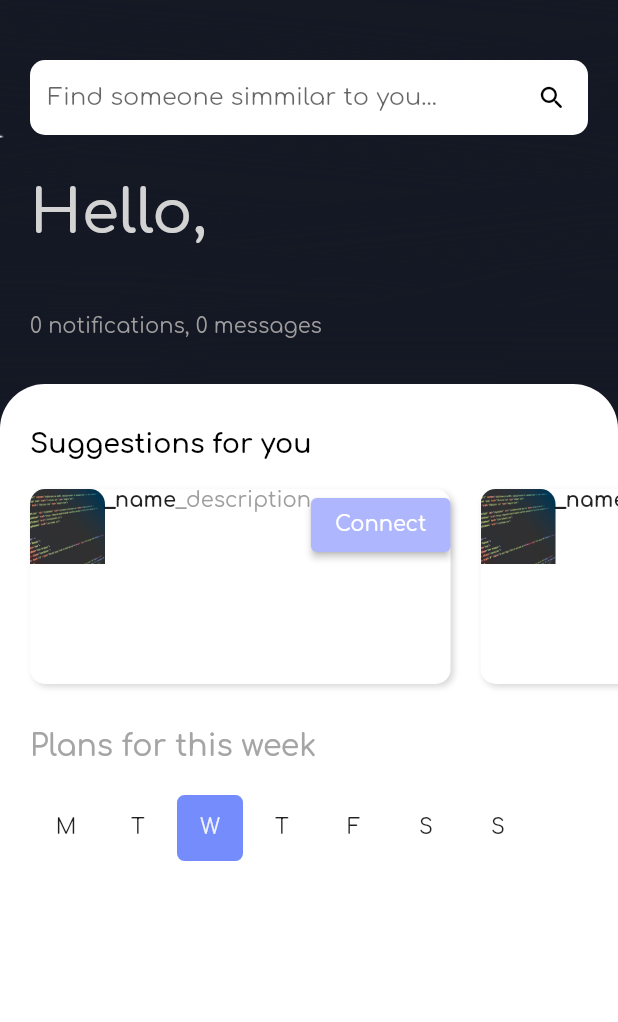
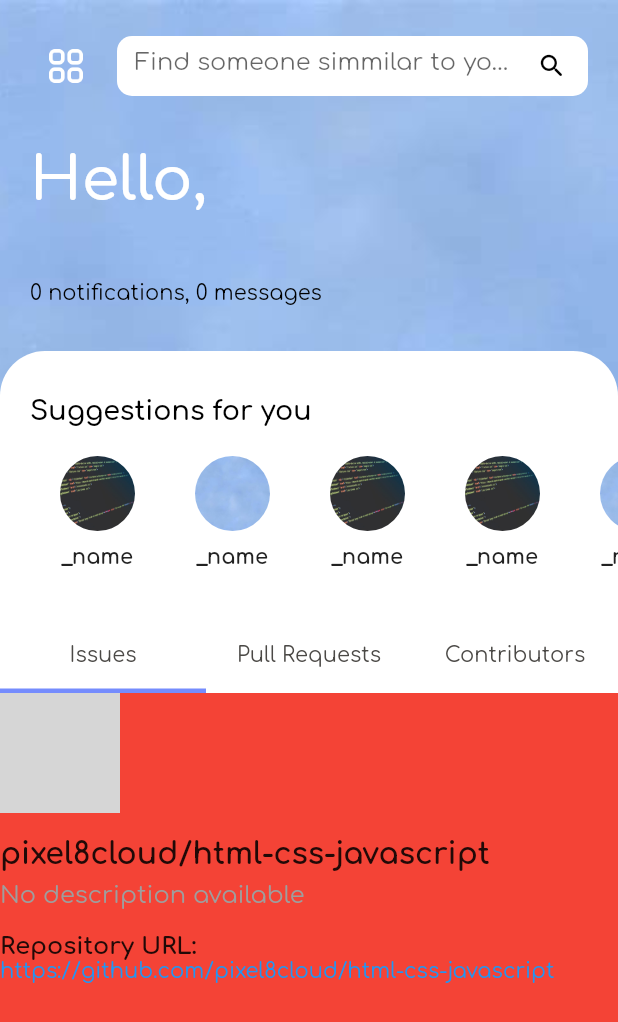
Before and after one commit to prakhar-5447/devstash-flutter, a Flutter app: the HomeScreen screen opened directly, on a phone screen of 412 x 824 dp. Shown: the top 1022 px of the screen. Run offline on Flutter 3.47's test engine with Material 2 defaults, Android fonts, the phone set to English and light mode, and no system bars; our stand-ins replace chopper, connectivity_plus, email_validator, flutter_svg, flutter_typeahead, fluttertoast and 5 more; missing offline and left inert: flutter_web_auth; accounts and stored records are empty; network calls fail; grey boxes are pictures that could not be loaded.

Commit message:
adding github api

```diff
--- a/devstash/lib/constants.dart
+++ b/devstash/lib/constants.dart
@@ -1,5 +1,5 @@
 class ApiConstants {
-  static String baseUrl = 'http://192.168.1.45:8080';
+  static String baseUrl = 'http://192.168.1.110:8080';
   static String signupEndpoint = "/signup";
   static String saveProfileEndpoint = "/saveprofile";
   static String signinEndpoint = "/login";
--- /dev/null
+++ b/devstash/lib/screens/home/github_dashboard.dart
@@ -0,0 +1,196 @@
+import 'package:flutter/material.dart';
+import 'package:get/get.dart';
+
+class Repo {
+  final int id;
+  final String name;
+  final String fullName;
+  final Owner owner;
+  final String htmlUrl;
+  final String? description;
+  final bool fork;
+
+  Repo({
+    required this.id,
+    required this.name,
+    required this.fullName,
+    required this.owner,
+    required this.htmlUrl,
+    required this.description,
+    required this.fork,
+  });
+}
+
+class Owner {
+  final String login;
+  final int id;
+  final String avatarUrl;
+
+  Owner({
+    required this.login,
+    required this.id,
+    required this.avatarUrl,
+  });
+}
+
+List<Repo> mockRepos = [
+  Repo(
+    id: 542113002,
+    name: "html-css-javascript",
+    fullName: "pixel8cloud/html-css-javascript",
+    owner: Owner(
+      login: "pixel8cloud",
+      id: 111991143,
+      avatarUrl: "https://avatars.githubusercontent.com/u/111991143?v=4",
+    ),
+    htmlUrl: "https://github.com/pixel8cloud/html-css-javascript",
+    description: null,
+    fork: false,
+  ),
+  Repo(
+    id: 531539336,
+    name: "Learn-Git-and-Github",
+    fullName: "pixel8cloud/Learn-Git-and-Github",
+    owner: Owner(
+      login: "pixel8cloud",
+      id: 111991143,
+      avatarUrl: "https://avatars.githubusercontent.com/u/111991143?v=4",
+    ),
+    htmlUrl: "https://github.com/pixel8cloud/Learn-Git-and-Github",
+    description: null,
+    fork: false,
+  ),
+];
+
+
+class GithubDashboardContainer extends StatelessWidget {
+  final controller = Get.put(GithubController());
+  final List<String> _tabs = ['Issues', 'Pull Requests', 'Contributors'];
+
+  @override
+  Widget build(BuildContext context) {
+    return Column(
+      mainAxisSize: MainAxisSize.max,
+      children: [
+        Container(
+          decoration:
+              const BoxDecoration(color: Color.fromARGB(255, 255, 255, 255)),
+          child: TabBar(
+            controller: controller.tabController,
+            dividerColor: Colors.transparent,
+            tabs: _tabs
+                .map(
+                  (String tab) => Tab(
+                    child: Text(
+                      tab,
+                      style: const TextStyle(
+                        color: Color.fromARGB(255, 75, 73, 70),
+                        fontFamily: 'Comfortaa',
+                        fontWeight: FontWeight.w400,
+                        fontSize: 14,
+                      ),
+                      textAlign: TextAlign.center,
+                    ),
+                  ),
+                )
+                .toList(),
+            indicator: const UnderlineTabIndicator(
+              borderSide: BorderSide(
+                color: Color.fromARGB(255, 117, 140, 253),
+                width: 3,
+              ),
+              insets: EdgeInsets.symmetric(
+                horizontal: 0,
+              ),
+            ),
+            automaticIndicatorColorAdjustment: true,
+          ),
+        ),
+        Expanded(
+          child: TabBarView(
+            controller: controller.tabController,
+            children: [
+              RepoDetailsTab(repo: mockRepos[0]),
+              PlaceholderTab(tabName: 'Pull Requests'),
+              PlaceholderTab(tabName: 'Contributors'),
+            ],
+          ),
+        ),
+      ],
+    );
+  }
+}
+
+class GithubController extends GetxController
+    with GetSingleTickerProviderStateMixin {
+  late TabController tabController;
+  var selectedTabIndex = 0.obs;
+
+  @override
+  void onInit() {
+    super.onInit();
+    tabController = TabController(length: 3, vsync: this);
+  }
+
+  void toggleTab(int newIndex) {
+    selectedTabIndex.value = newIndex;
+    tabController.animateTo(newIndex); // Switch to the selected tab
+  }
+
+  @override
+  void onClose() {
+    tabController.dispose();
+    super.onClose();
+  }
+}
+
+class RepoDetailsTab extends StatelessWidget {
+  final Repo repo;
+
+  RepoDetailsTab({required this.repo});
+
+  @override
+  Widget build(BuildContext context) {
+    return Column(
+      crossAxisAlignment: CrossAxisAlignment.start,
+      children: [
+        CircleAvatar(
+          backgroundImage: NetworkImage(repo.owner.avatarUrl),
+          radius: 40,
+        ),
+        const SizedBox(height: 16),
+        Text(
+          repo.fullName,
+          style: TextStyle(fontSize: 20, fontWeight: FontWeight.bold),
+        ),
+        const SizedBox(height: 8),
+        Text(
+          repo.description ?? 'No description available',
+          style: TextStyle(fontSize: 16, color: Colors.grey),
+        ),
+        const SizedBox(height: 16),
+        Text(
+          'Repository URL:',
+          style: TextStyle(fontSize: 16, fontWeight: FontWeight.bold),
+        ),
+        Text(
+          repo.htmlUrl,
+          style: TextStyle(fontSize: 14, color: Colors.blue),
+        ),
+      ],
+    );
+  }
+}
+
+class PlaceholderTab extends StatelessWidget {
+  final String tabName;
+
+  PlaceholderTab({required this.tabName});
+
+  @override
+  Widget build(BuildContext context) {
+    return Center(
+      child: Text('$tabName content goes here'),
+    );
+  }
+}
--- a/devstash/lib/screens/home/home_screen.dart
+++ b/devstash/lib/screens/home/home_screen.dart
@@ -1,7 +1,6 @@
-import 'package:devstash/binding_screens.dart';
 import 'package:devstash/controllers/user_controller.dart';
 import 'package:devstash/models/response/user_state.dart';
-import 'package:devstash/screens/tasks/WeekdayTaskScreen.dart';
+import 'package:devstash/screens/home/github_dashboard.dart';
 import 'package:devstash/screens/home/suggestion_slider.dart';
 import 'package:flutter/material.dart';
 import 'package:get/get.dart';
@@ -15,6 +14,7 @@ class HomeScreen extends StatelessWidget {
     final UserState? user = userController.user;
 
     return Scaffold(
+      extendBody: true,
       backgroundColor: const Color.fromARGB(255, 246, 245, 250),
       body: GestureDetector(
         onTap: () {
@@ -23,24 +23,39 @@ class HomeScreen extends StatelessWidget {
         child: Container(
           decoration: const BoxDecoration(
             image: DecorationImage(
-              image: AssetImage("assets/splash.png"),
+              image: AssetImage("assets/main_bg.jpeg"),
               fit: BoxFit.cover,
             ),
           ),
           child: SafeArea(
-            child: SingleChildScrollView(
             child: Column(
               crossAxisAlignment: CrossAxisAlignment.start,
               children: [
                 const SizedBox(
-                    height: 40,
+                  height: 20,
                 ),
                 Padding(
                   padding: const EdgeInsets.symmetric(horizontal: 20.0),
                   child: Column(
                     crossAxisAlignment: CrossAxisAlignment.start,
                     children: [
-                        Container(
+                      Row(
+                        children: [
+                          IconButton(
+                            onPressed: () {},
+                            icon: Image.asset(
+                              'assets/menu_icon.png',
+                              width: 30,
+                              height: 30,
+                              color: Colors.white,
+                            ),
+                          ),
+                          const SizedBox(
+                            width: 10,
+                          ),
+                          Expanded(
+                            child: Container(
+                              height: 40,
                               padding: EdgeInsets.zero,
                               decoration: const BoxDecoration(
                                 borderRadius: BorderRadius.all(
@@ -60,22 +75,25 @@ class HomeScreen extends StatelessWidget {
                                   ),
                                   border: OutlineInputBorder(
                                     borderRadius: BorderRadius.circular(10.0),
-                                borderSide:
-                                    const BorderSide(color: Colors.transparent),
+                                    borderSide: const BorderSide(
+                                        color: Colors.transparent),
                                   ),
                                   enabledBorder: OutlineInputBorder(
                                     borderRadius: BorderRadius.circular(10.0),
-                                borderSide:
-                                    const BorderSide(color: Colors.transparent),
+                                    borderSide: const BorderSide(
+                                        color: Colors.transparent),
                                   ),
                                   focusedBorder: OutlineInputBorder(
                                     borderRadius: BorderRadius.circular(10.0),
-                                borderSide:
-                                    const BorderSide(color: Colors.transparent),
+                                    borderSide: const BorderSide(
+                                        color: Colors.transparent),
                                   ),
                                 ),
                                 textAlignVertical: TextAlignVertical.center,
                               ),
+                            ),
+                          ),
+                        ],
                       ),
                       const SizedBox(
                         height: 30,
@@ -85,7 +103,7 @@ class HomeScreen extends StatelessWidget {
                         style: TextStyle(
                           fontSize: 40,
                           fontWeight: FontWeight.w600,
-                            color: Color.fromARGB(255, 211, 211, 211),
+                          color: Colors.white,
                         ),
                       ),
                       Text(
@@ -101,7 +119,7 @@ class HomeScreen extends StatelessWidget {
                         style: TextStyle(
                           fontSize: 14,
                           fontWeight: FontWeight.w400,
-                            color: Color.fromARGB(255, 159, 157, 157),
+                          color: Color.fromARGB(255, 0, 0, 0),
                         ),
                       ),
                     ],
@@ -110,7 +128,8 @@ class HomeScreen extends StatelessWidget {
                 const SizedBox(
                   height: 30,
                 ),
-                  Container(
+                Expanded(
+                  child: Container(
                     padding: const EdgeInsets.only(
                       top: 30,
                     ),
@@ -145,8 +164,14 @@ class HomeScreen extends StatelessWidget {
                         const SizedBox(
                           height: 20,
                         ),
-                        WeekdayTaskScreen(),
+                        Expanded(
+                          child: Container(
+                            color: Colors.red,
+                            child: GithubDashboardContainer(),
+                          ),
+                        ),
                       ],
+                    ),
                   ),
                 )
               ],
@@ -154,7 +179,6 @@ class HomeScreen extends StatelessWidget {
           ),
         ),
       ),
-      ),
     );
   }
 }
--- a/devstash/lib/screens/home/suggestion_slider.dart
+++ b/devstash/lib/screens/home/suggestion_slider.dart
@@ -5,13 +5,13 @@ class SuggestionSlider extends StatelessWidget {
   final List<UserState> recommendedUsers = [
     UserState("0", "_name", 'assets/banner.jpg', "_username", "_email",
         "_description"),
-    UserState("1", "_name", 'assets/banner.jpg', "_username", "_email",
+    UserState("2", "_name", 'assets/main_bg.jpeg', "_username", "_email",
         "_description"),
     UserState("2", "_name", 'assets/banner.jpg', "_username", "_email",
         "_description"),
     UserState("3", "_name", 'assets/banner.jpg', "_username", "_email",
         "_description"),
-    UserState("4", "_name", 'assets/banner.jpg', "_username", "_email",
+    UserState("4", "_name", 'assets/main_bg.jpeg', "_username", "_email",
         "_description"),
     UserState("5", "_name", 'assets/banner.jpg', "_username", "_email",
         "_description"),
@@ -19,16 +19,16 @@ class SuggestionSlider extends StatelessWidget {
 
   @override
   Widget build(BuildContext context) {
-    return Container(
-      height: 150,
+    return SizedBox(
+      height: 100,
       child: ListView.builder(
-        physics: const ClampingScrollPhysics(),
+        physics: const BouncingScrollPhysics(),
         scrollDirection: Axis.horizontal,
         itemCount: recommendedUsers.length,
         itemBuilder: (context, index) {
           return Padding(
             padding: EdgeInsets.only(
-              left: 20,
+              left: 40,
               right: index == recommendedUsers.length - 1 ? 20 : 0,
               top: 10,
               bottom: 10,
@@ -42,23 +42,11 @@ class SuggestionSlider extends StatelessWidget {
 }
 
 Widget buildRecommendedUserCard(UserState user) {
-  return Container(
-    decoration: BoxDecoration(
-      color: Colors.white,
-      borderRadius: BorderRadius.circular(10),
-      boxShadow: const [
-        BoxShadow(
-          color: Color.fromARGB(255, 217, 217, 217),
-          blurRadius: 3,
-          offset: Offset(2, 2),
-        ),
-      ],
-    ),
-    child: Row(
-      crossAxisAlignment: CrossAxisAlignment.start,
+  return Column(
+    crossAxisAlignment: CrossAxisAlignment.center,
     children: [
       ClipRRect(
-          borderRadius: const BorderRadius.vertical(top: Radius.circular(10)),
+        borderRadius: BorderRadius.circular(100),
         child: Image.asset(
           user.avatar,
           fit: BoxFit.cover,
@@ -66,27 +54,19 @@ Widget buildRecommendedUserCard(UserState user) {
           height: 50,
         ),
       ),
-        Text(
+      const SizedBox(height: 10),
+      SizedBox(
+        width: 50,
+        child: Center(
+          child: Text(
             user.name,
             style: const TextStyle(
               fontSize: 14,
               fontWeight: FontWeight.bold,
             ),
           ),
-        Text(
-          user.description,
-          maxLines: 2,
-          overflow: TextOverflow.ellipsis,
-          style: const TextStyle(
-            color: Colors.grey,
         ),
       ),
-        const SizedBox(height: 5),
-        ElevatedButton(
-          onPressed: () {},
-          child: const Text('Connect'),
-        ),
     ],
-    ),
   );
 }
--- a/devstash/pubspec.yaml
+++ b/devstash/pubspec.yaml
@@ -42,7 +42,7 @@ dependencies:
   path_provider: ^2.0.15
   sqflite: ^2.2.8+4
   provider: ^6.0.5
-  url_launcher: ^6.1.0
+  url_launcher: ^6.1.12
   intl: ^0.18.0
   fluttertoast: ^8.2.2
   flutter_typeahead: ^4.6.2
@@ -51,6 +51,10 @@ dependencies:
   get: ^4.6.5
   shared_preferences: ^2.2.0
   email_validator: ^2.1.17
+  oauth2: ^2.0.2
+  # uni_links: ^0.5.1
+  go_router: ^10.1.1
+  flutter_web_auth: ^0.5.0
 
   # The following adds the Cupertino Icons font to your application.
 
```
Also changed, not shown: devstash/lib/binding_screens.dart (+17 -13 lines), devstash/lib/services/GithubServices.dart (added, +108 -0 lines), devstash/lib/widgets/github_bar.dart (added, +85 -0 lines), devstash/lib/widgets/github_handler.dart (added, +64 -0 lines), devstash/assets/main_bg.jpeg (added), devstash/assets/main_bg.jpg (added), devstash/assets/menu_icon.png (added), devstash/pubspec.lock, 2 other files. Lines whose indentation alone changed are shown as unchanged.
